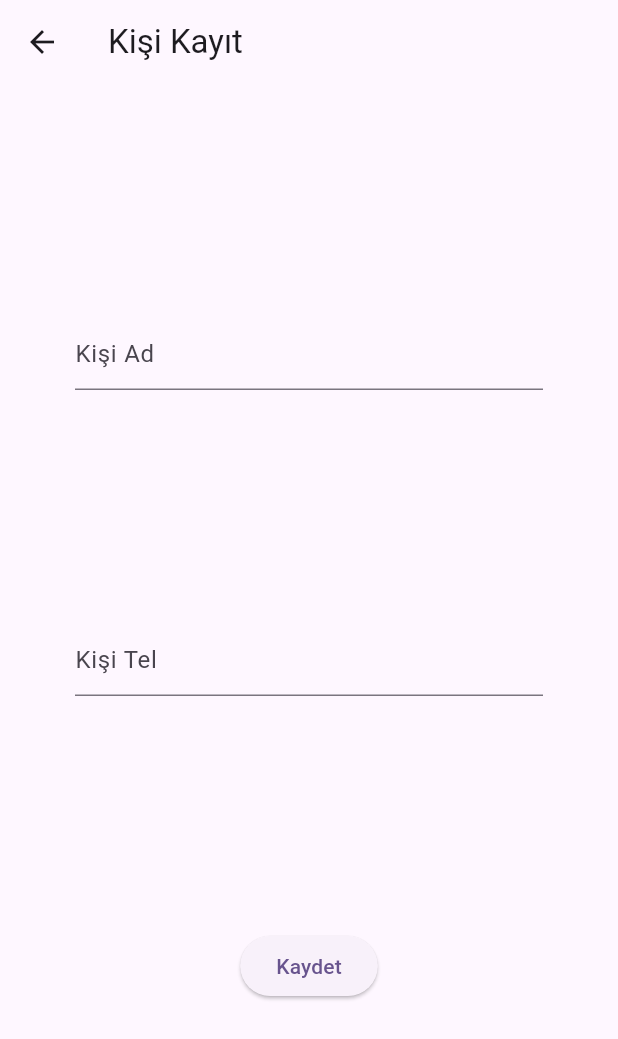
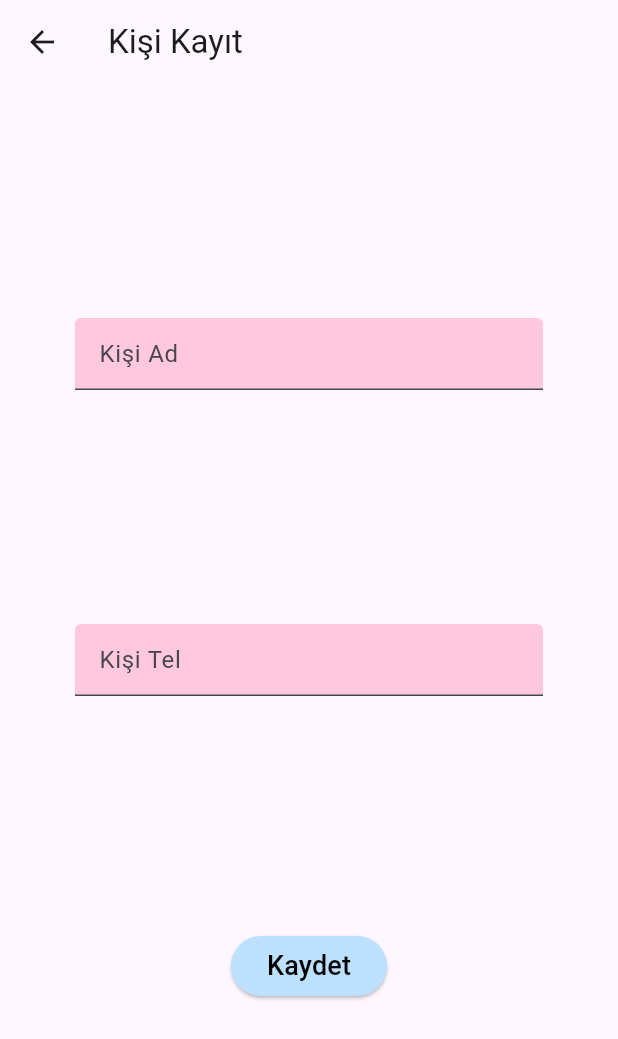
Before and after one commit to mustafanarin/Persons-App-Firebase, a Flutter app: the KayitSayfa screen opened directly, on a phone screen of 412 x 824 dp. Shown: the top 1039 px of the screen. Run offline on Flutter 3.47's test engine with Material 3 defaults, Android fonts, the phone set to English and light mode, and no system bars; our stand-ins replace cloud_firestore, firebase_core, flutter_bloc; accounts and stored records are empty.

Commit message:
project view completed

```diff
--- a/lib/ui/cubit/anasayfa_cubit.dart
+++ b/lib/ui/cubit/anasayfa_cubit.dart
@@ -22,6 +22,7 @@ class AnasayfaCubit extends Cubit<List<Kisiler>>{
           var kisi = Kisiler.fromJson(data, key);
           kisilerListesi.add(kisi);
         }
+        kisilerListesi.sort((a,b) => a.kisi_adi.compareTo(b.kisi_adi));
 
         emit(kisilerListesi);
       });
@@ -47,4 +48,8 @@ class AnasayfaCubit extends Cubit<List<Kisiler>>{
     });
   }
 
+  Future<void> sil(String kisi_id) async{
+    await kRepo.sil(kisi_id);
   }
+
+}
--- a/lib/ui/views/kayit_sayfa.dart
+++ b/lib/ui/views/kayit_sayfa.dart
@@ -1,6 +1,7 @@
 import 'package:flutter/material.dart';
 import 'package:flutter_bloc/flutter_bloc.dart';
 import 'package:persons_app/ui/cubit/kayit_sayfa_cubit.dart';
+import 'package:persons_app/ui/views/anasayfa.dart';
 
 class KayitSayfa extends StatefulWidget {
   const KayitSayfa({super.key});
@@ -18,7 +19,7 @@ class _KayitSayfaState extends State<KayitSayfa> {
   Widget build(BuildContext context) {
     return Scaffold(
       appBar: AppBar(
-        title: Text("Kişi Kayıt"),
+        title: const Text("Kişi Kayıt"),
       ),
       body: Center(
         child: Padding(
@@ -26,13 +27,32 @@ class _KayitSayfaState extends State<KayitSayfa> {
           child: Column(
             mainAxisAlignment: MainAxisAlignment.spaceEvenly,
             children:[
-              TextField(controller: tfKisiAdi,decoration: InputDecoration(hintText: "Kişi Ad"),),
-              TextField(controller: tfKisiTel,decoration: InputDecoration(hintText: "Kişi Tel"),),
+              TextField(
+                controller: tfKisiAdi,
+                decoration: InputDecoration(
+                    hintText: "Kişi Ad",
+                    filled: true,
+                    fillColor: Color(hexColor("ffc8dd")),
+
+                ),),
+              TextField(
+                controller: tfKisiTel,
+                keyboardType: TextInputType.number,
+                decoration: InputDecoration(
+                    hintText: "Kişi Tel",
+                    filled: true,
+                    fillColor: Color(hexColor("ffc8dd")),
+                ),),
               ElevatedButton(
                   onPressed: () {
                     context.read<KayitSayfaCubit>().kaydet(tfKisiAdi.text, tfKisiTel.text);
+                    Navigator.pushReplacement(context, MaterialPageRoute(builder: (context) => Anasayfa()));
                   },
-                  child: Text("Kaydet"))
+                  child: const Text("Kaydet",style: TextStyle(color: Colors.black,fontSize: 18),),
+                  style: ElevatedButton.styleFrom(
+                    backgroundColor: Color(hexColor("bde0fe"))
+                  ),
+              )
 
             ],
           ),
@@ -42,3 +62,10 @@ class _KayitSayfaState extends State<KayitSayfa> {
     );
   }
 }
+
+int hexColor(String color) {
+  String newColor = '0xff' + color;
+  newColor = newColor.replaceAll('#', '');
+  int finalColor = int.parse(newColor);
+  return finalColor;
+}
```
Also changed, not shown: lib/ui/views/anasayfa.dart (+28 -15 lines), lib/ui/views/detay_sayfa.dart (+25 -5 lines). Lines whose indentation alone changed are shown as unchanged.
